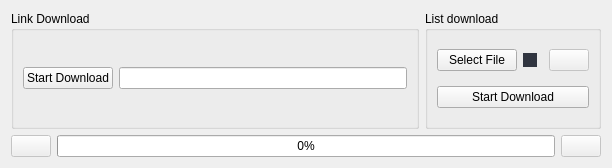
This is View/ui/DownloadWindow.ui in BETRU21/DownloadToMp3 as Qt 5 draws it before an edit. The edited form follows.
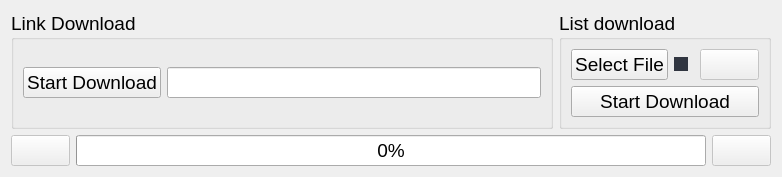
This is the edited form.

Commit message: Bigger caracter in gui and add action signal to print on console

Patch:
```diff
--- a/View/ui/DownloadWindow.ui
+++ b/View/ui/DownloadWindow.ui
@@ -9,8 +9,8 @@
    <rect>
     <x>0</x>
     <y>0</y>
-    <width>612</width>
-    <height>168</height>
+    <width>782</width>
+    <height>172</height>
    </rect>
   </property>
   <property name="windowTitle">
@@ -24,6 +24,11 @@
        <property name="enabled">
         <bool>true</bool>
        </property>
+       <property name="font">
+        <font>
+         <pointsize>14</pointsize>
+        </font>
+       </property>
        <property name="title">
         <string>Link Download</string>
        </property>
@@ -35,6 +40,11 @@
             <property name="enabled">
              <bool>true</bool>
             </property>
+            <property name="font">
+             <font>
+              <pointsize>14</pointsize>
+             </font>
+            </property>
             <property name="text">
              <string>Start Download</string>
             </property>
@@ -45,6 +55,11 @@
             <property name="enabled">
              <bool>true</bool>
             </property>
+            <property name="font">
+             <font>
+              <pointsize>14</pointsize>
+             </font>
+            </property>
            </widget>
           </item>
          </layout>
@@ -54,6 +69,11 @@
      </item>
      <item>
       <widget class="QGroupBox" name="gb_list">
+       <property name="font">
+        <font>
+         <pointsize>14</pointsize>
+        </font>
+       </property>
        <property name="title">
         <string>List download</string>
        </property>
@@ -62,6 +82,11 @@
          <layout class="QHBoxLayout" name="horizontalLayout_3">
           <item>
            <widget class="QPushButton" name="pb_file">
+            <property name="font">
+             <font>
+              <pointsize>14</pointsize>
+             </font>
+            </property>
             <property name="text">
              <string>Select File</string>
             </property>
@@ -85,6 +110,11 @@
             <property name="enabled">
              <bool>false</bool>
             </property>
+            <property name="font">
+             <font>
+              <pointsize>14</pointsize>
+             </font>
+            </property>
             <property name="text">
              <string/>
             </property>
@@ -114,6 +144,11 @@
        <property name="enabled">
         <bool>false</bool>
        </property>
+       <property name="font">
+        <font>
+         <pointsize>14</pointsize>
+        </font>
+       </property>
        <property name="text">
         <string/>
        </property>
@@ -121,6 +156,11 @@
      </item>
      <item>
       <widget class="QProgressBar" name="pBar_download">
+       <property name="font">
+        <font>
+         <pointsize>14</pointsize>
+        </font>
+       </property>
        <property name="styleSheet">
         <string notr="true"/>
        </property>
@@ -134,6 +174,11 @@
        <property name="enabled">
         <bool>false</bool>
        </property>
+       <property name="font">
+        <font>
+         <pointsize>14</pointsize>
+        </font>
+       </property>
        <property name="text">
         <string/>
        </property>
```
The commit also changes 6 other files.
